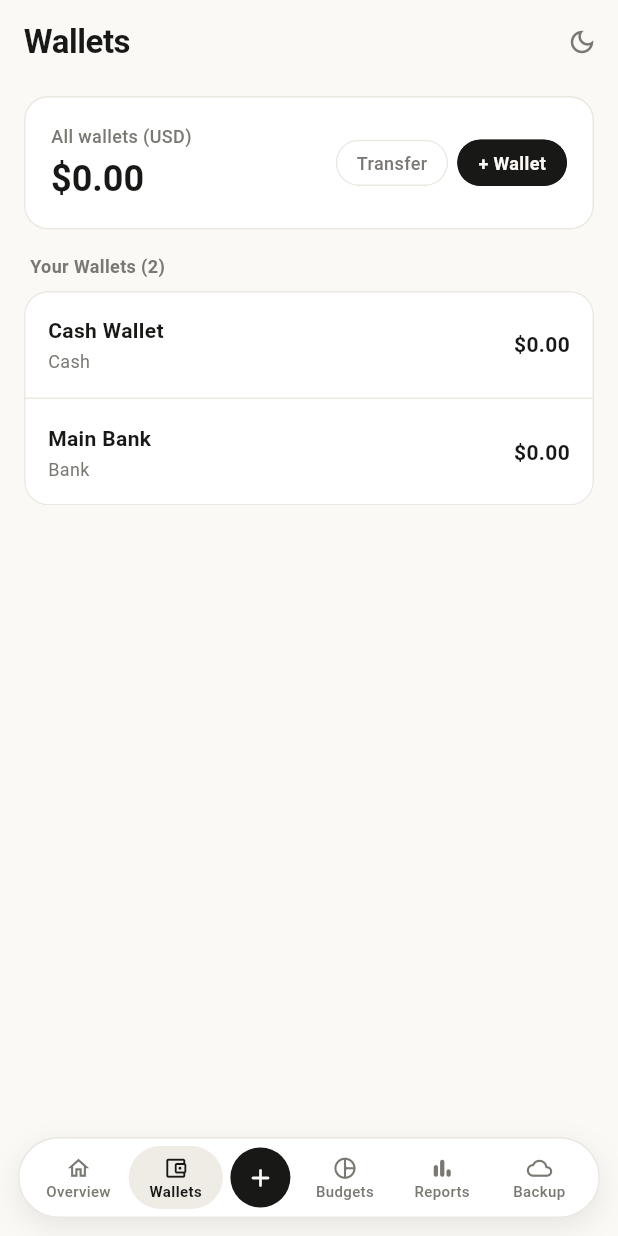
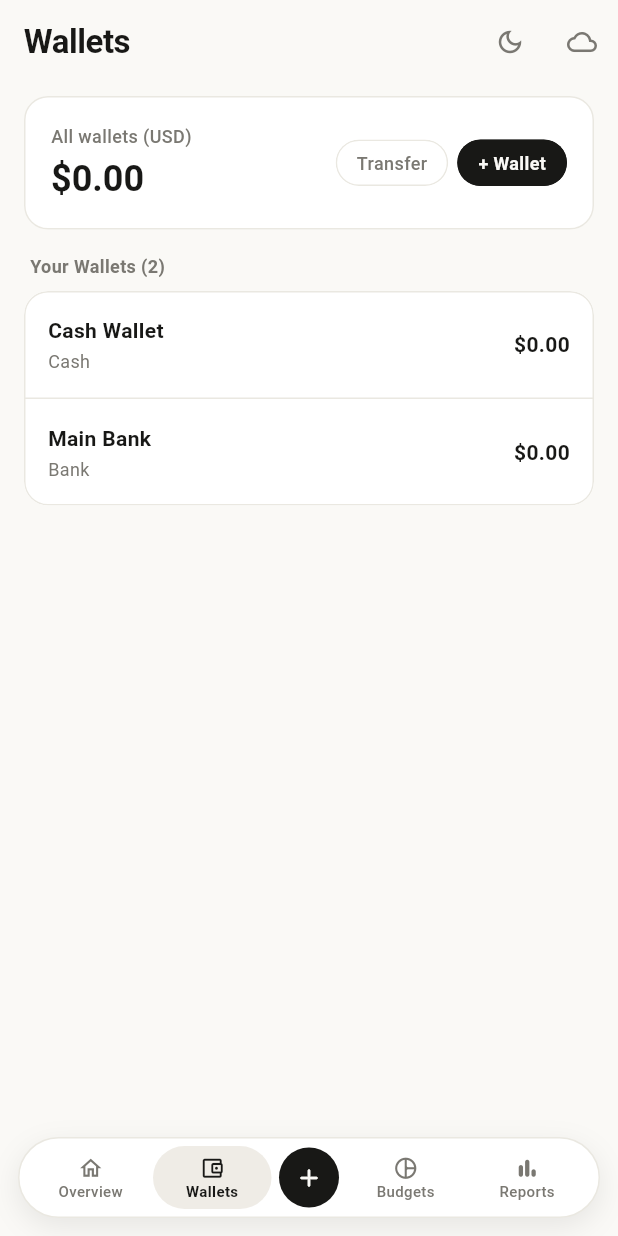
Before and after one commit to GeneralFizi/Money-Manager, a Flutter app: the screen it shows after launch, item 2 of the bottom bar chosen, on a phone screen of 412 x 824 dp. Run offline on Flutter 3.47's test engine with Material 3 defaults, Android fonts, the phone set to English and light mode, and no system bars; our stand-ins replace dynamic_color, file_picker, fl_chart, google_sign_in, googleapis_auth, local_auth and 5 more; missing offline and left inert: extension_google_sign_in_as_googleapis_auth, googleapis; accounts and stored records are empty.

Commit message:
Center add button in footer dock and move Sync & Backup to header icon

```diff
--- a/lib/ui/features/home/views/home_shell.dart
+++ b/lib/ui/features/home/views/home_shell.dart
@@ -107,6 +107,22 @@ class _HomeShellState extends State<HomeShell> with WidgetsBindingObserver {
                   isDark ? ThemeMode.light : ThemeMode.dark,
                 ),
               ),
+              IconButton(
+                tooltip: 'Backup',
+                style: IconButton.styleFrom(
+                  backgroundColor: _selectedIndex == 4
+                      ? colors.softTint
+                      : Colors.transparent,
+                ),
+                icon: Icon(
+                  Icons.cloud_outlined,
+                  size: 20,
+                  color: _selectedIndex == 4
+                      ? Theme.of(context).colorScheme.onSurface
+                      : colors.mutedText,
+                ),
+                onPressed: () => setState(() => _selectedIndex = 4),
+              ),
               if (vm.settings.biometricEnabled && vm.biometricAvailable)
                 IconButton(
                   tooltip: 'Lock App',
@@ -155,7 +171,6 @@ class _MinimalBottomNav extends StatelessWidget {
     (label: 'Wallets', icon: Icons.account_balance_wallet_outlined),
     (label: 'Budgets', icon: Icons.pie_chart_outline_rounded),
     (label: 'Reports', icon: Icons.bar_chart_rounded),
-    (label: 'Backup', icon: Icons.cloud_outlined),
   ];
 
   @override
@@ -268,7 +283,6 @@ class _MinimalBottomNav extends StatelessWidget {
                 ),
                 buildTab(2),
                 buildTab(3),
-                buildTab(4),
               ],
             ),
           ),
```
Also changed, not shown: 1 other file.
